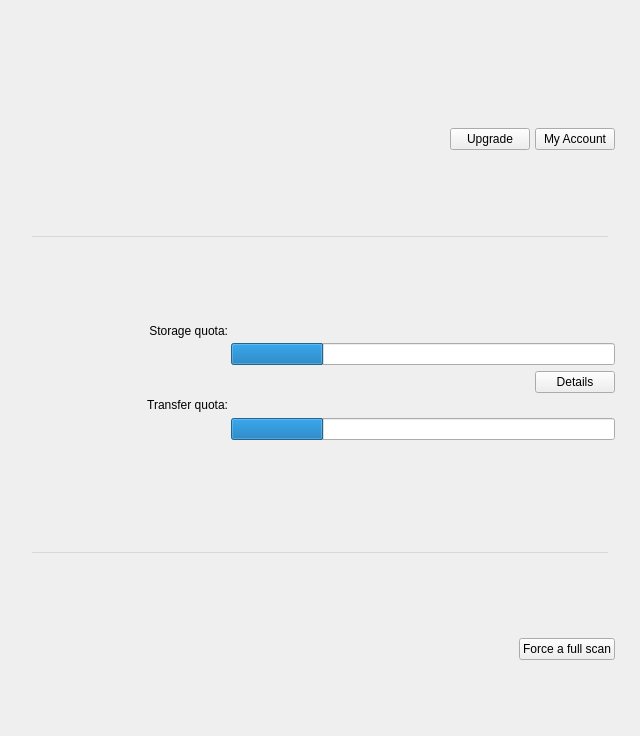
This is src/MEGASync/gui/macx/SettingsDialog.ui in meganz/MEGAsync as Qt 5 draws it before an edit. The edited form follows.
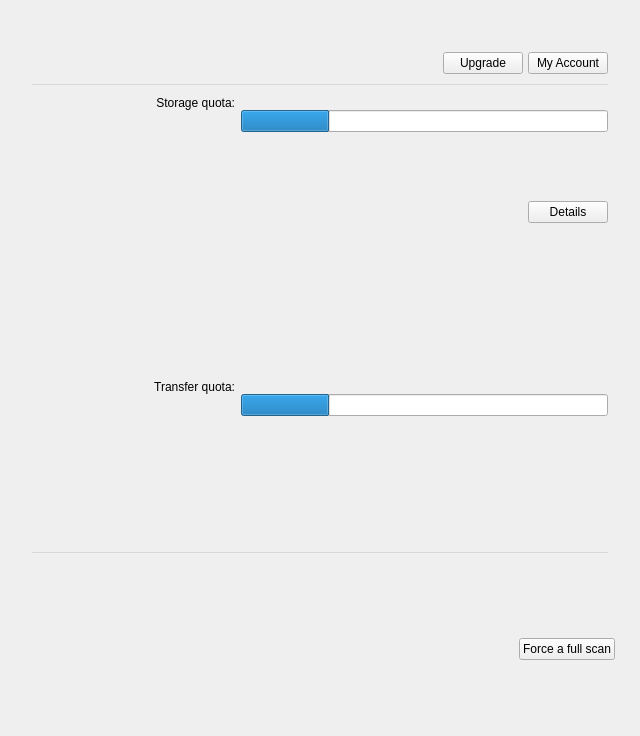
This is the edited form. Icons and pictures are not drawn. Custom widgets are drawn as their Qt base class.

Commit message: Layout storage and transfer widgets. Initial support to business layout.

```diff
--- a/src/MEGASync/gui/macx/SettingsDialog.ui
+++ b/src/MEGASync/gui/macx/SettingsDialog.ui
@@ -1591,6 +1591,9 @@
        <property name="rightMargin">
         <number>0</number>
        </property>
+       <property name="bottomMargin">
+        <number>0</number>
+       </property>
        <item>
         <widget class="QWidget" name="gAccountInfo" native="true">
          <property name="sizePolicy">
@@ -1613,13 +1616,13 @@
          </property>
          <layout class="QVBoxLayout" name="verticalLayout_2">
           <property name="leftMargin">
-           <number>25</number>
+           <number>32</number>
           </property>
           <property name="topMargin">
            <number>0</number>
           </property>
           <property name="rightMargin">
-           <number>25</number>
+           <number>32</number>
           </property>
           <property name="bottomMargin">
            <number>0</number>
@@ -1632,6 +1635,76 @@
             <property name="rightMargin">
              <number>0</number>
             </property>
+            <property name="verticalSpacing">
+             <number>0</number>
+            </property>
+            <item row="0" column="0" colspan="2">
+             <widget class="QWidget" name="wContainerAvatar" native="true">
+              <layout class="QHBoxLayout" name="horizontalLayout_3">
+               <property name="leftMargin">
+                <number>0</number>
+               </property>
+               <property name="topMargin">
+                <number>0</number>
+               </property>
+               <property name="rightMargin">
+                <number>0</number>
+               </property>
+               <property name="bottomMargin">
+                <number>0</number>
+               </property>
+               <item>
+                <spacer name="horizontalSpacer_14">
+                 <property name="orientation">
+                  <enum>Qt::Horizontal</enum>
+                 </property>
+                 <property name="sizeHint" stdset="0">
+                  <size>
+                   <width>40</width>
+                   <height>20</height>
+                  </size>
+                 </property>
+                </spacer>
+               </item>
+               <item>
+                <layout class="QVBoxLayout" name="verticalLayout_6">
+                 <item>
+                  <widget class="AvatarWidget" name="wAvatar" native="true">
+                   <property name="minimumSize">
+                    <size>
+                     <width>36</width>
+                     <height>36</height>
+                    </size>
+                   </property>
+                   <property name="maximumSize">
+                    <size>
+                     <width>36</width>
+                     <height>36</height>
+                    </size>
+                   </property>
+                   <property name="styleSheet">
+                    <string notr="true"/>
+                   </property>
+                  </widget>
+                 </item>
+                 <item>
+                  <spacer name="verticalSpacer_2">
+                   <property name="orientation">
+                    <enum>Qt::Vertical</enum>
+                   </property>
+                   <property name="sizeHint" stdset="0">
+                    <size>
+                     <width>5</width>
+                     <height>5</height>
+                    </size>
+                   </property>
+                  </spacer>
+                 </item>
+                </layout>
+               </item>
+              </layout>
+             </widget>
+            </item>
             <item row="0" column="2">
              <widget class="QWidget" name="wDetails" native="true">
               <layout class="QGridLayout" name="gridLayout_10">
@@ -1775,73 +1848,6 @@
               </layout>
              </widget>
             </item>
-            <item row="0" column="0" colspan="2">
-             <widget class="QWidget" name="wContainerAvatar" native="true">
-              <layout class="QHBoxLayout" name="horizontalLayout_3">
-               <property name="leftMargin">
-                <number>0</number>
-               </property>
-               <property name="topMargin">
-                <number>0</number>
-               </property>
-               <property name="rightMargin">
-                <number>0</number>
-               </property>
-               <property name="bottomMargin">
-                <number>0</number>
-               </property>
-               <item>
-                <spacer name="horizontalSpacer_14">
-                 <property name="orientation">
-                  <enum>Qt::Horizontal</enum>
-                 </property>
-                 <property name="sizeHint" stdset="0">
-                  <size>
-                   <width>40</width>
-                   <height>20</height>
-                  </size>
-                 </property>
-                </spacer>
-               </item>
-               <item>
-                <layout class="QVBoxLayout" name="verticalLayout_6">
-                 <item>
-                  <widget class="AvatarWidget" name="wAvatar" native="true">
-                   <property name="minimumSize">
-                    <size>
-                     <width>36</width>
-                     <height>36</height>
-                    </size>
-                   </property>
-                   <property name="maximumSize">
-                    <size>
-                     <width>36</width>
-                     <height>36</height>
-                    </size>
-                   </property>
-                   <property name="styleSheet">
-                    <string notr="true"/>
-                   </property>
-                  </widget>
-                 </item>
-                 <item>
-                  <spacer name="verticalSpacer_2">
-                   <property name="orientation">
-                    <enum>Qt::Vertical</enum>
-                   </property>
-                   <property name="sizeHint" stdset="0">
-                    <size>
-                     <width>5</width>
-                     <height>5</height>
-                    </size>
-                   </property>
-                  </spacer>
-                 </item>
-                </layout>
-               </item>
-              </layout>
-             </widget>
-            </item>
            </layout>
           </item>
          </layout>
@@ -1889,75 +1895,47 @@
         </widget>
        </item>
        <item>
-        <widget class="QWidget" name="gStorageSpace" native="true">
-         <property name="sizePolicy">
-          <sizepolicy hsizetype="Preferred" vsizetype="Maximum">
-           <horstretch>0</horstretch>
-           <verstretch>0</verstretch>
-          </sizepolicy>
-         </property>
-         <property name="minimumSize">
-          <size>
-           <width>0</width>
-           <height>0</height>
-          </size>
-         </property>
-         <property name="maximumSize">
-          <size>
-           <width>16777215</width>
-           <height>16777215</height>
-          </size>
-         </property>
-         <property name="styleSheet">
-          <string notr="true"/>
-         </property>
+        <widget class="QWidget" name="wContainerUsageStats" native="true">
          <layout class="QVBoxLayout" name="verticalLayout_7">
           <property name="spacing">
-           <number>5</number>
+           <number>-1</number>
           </property>
           <property name="leftMargin">
-           <number>25</number>
+           <number>0</number>
           </property>
           <property name="topMargin">
            <number>0</number>
           </property>
           <property name="rightMargin">
-           <number>25</number>
+           <number>0</number>
           </property>
           <property name="bottomMargin">
            <number>0</number>
           </property>
           <item>
-           <widget class="QWidget" name="wAccountStorageDetailsLeft" native="true">
-            <property name="minimumSize">
-             <size>
-              <width>0</width>
-              <height>0</height>
-             </size>
+           <widget class="QWidget" name="gStorageQuota" native="true">
+            <property name="styleSheet">
+             <string notr="true"/>
             </property>
-            <property name="maximumSize">
-             <size>
-              <width>16777215</width>
-              <height>16777215</height>
-             </size>
-            </property>
-            <layout class="QHBoxLayout" name="horizontalLayout_4">
-             <property name="spacing">
-              <number>3</number>
-             </property>
+            <layout class="QVBoxLayout" name="verticalLayout_27">
              <property name="leftMargin">
-              <number>0</number>
+              <number>32</number>
              </property>
              <property name="topMargin">
               <number>0</number>
              </property>
              <property name="rightMargin">
-              <number>0</number>
+              <number>32</number>
              </property>
              <property name="bottomMargin">
               <number>0</number>
              </property>
              <item>
+              <layout class="QGridLayout" name="gridLayout_12">
+               <property name="verticalSpacing">
+                <number>0</number>
+               </property>
+               <item row="0" column="0">
               <widget class="QLabel" name="lStorageQuota">
                <property name="maximumSize">
                 <size>
@@ -1973,7 +1951,7 @@
                </property>
               </widget>
              </item>
-             <item>
+               <item row="0" column="1">
               <widget class="QLabel" name="lStorage">
                <property name="sizePolicy">
                 <sizepolicy hsizetype="Preferred" vsizetype="Maximum">
@@ -1999,32 +1977,14 @@
                </property>
               </widget>
              </item>
-            </layout>
-           </widget>
-          </item>
-          <item>
-           <widget class="QWidget" name="wAccountStorageDetailsRight" native="true">
-            <property name="sizePolicy">
-             <sizepolicy hsizetype="Preferred" vsizetype="Preferred">
-              <horstretch>0</horstretch>
-              <verstretch>0</verstretch>
-             </sizepolicy>
-            </property>
-            <layout class="QVBoxLayout" name="verticalLayout_27">
-             <property name="leftMargin">
-              <number>206</number>
-             </property>
-             <property name="topMargin">
-              <number>0</number>
-             </property>
-             <property name="rightMargin">
-              <number>0</number>
-             </property>
-             <property name="bottomMargin">
-              <number>0</number>
-             </property>
-             <item>
+               <item row="1" column="1">
               <widget class="QProgressBar" name="pStorageQuota">
+                 <property name="sizePolicy">
+                  <sizepolicy hsizetype="Minimum" vsizetype="Fixed">
+                   <horstretch>0</horstretch>
+                   <verstretch>0</verstretch>
+                  </sizepolicy>
+                 </property>
                <property name="minimumSize">
                 <size>
                  <width>0</width>
@@ -2048,10 +2008,10 @@
                </property>
               </widget>
              </item>
-             <item>
-              <widget class="QWidget" name="wStorageDetails" native="true">
+               <item row="2" column="0" colspan="2">
+                <widget class="QWidget" name="wAccountStorageDetailsRight" native="true">
                <property name="sizePolicy">
-                <sizepolicy hsizetype="Preferred" vsizetype="Maximum">
+                  <sizepolicy hsizetype="Preferred" vsizetype="Preferred">
                  <horstretch>0</horstretch>
                  <verstretch>0</verstretch>
                 </sizepolicy>
@@ -2059,22 +2019,10 @@
                <property name="minimumSize">
                 <size>
                  <width>0</width>
-                 <height>0</height>
-                </size>
-               </property>
-               <property name="maximumSize">
-                <size>
-                 <width>16777215</width>
-                 <height>16777215</height>
-                </size>
-               </property>
-               <property name="styleSheet">
-                <string notr="true"/>
-               </property>
-               <layout class="QHBoxLayout" name="horizontalLayout_5">
-                <property name="spacing">
-                 <number>10</number>
-                </property>
+                   <height>32</height>
+                  </size>
+                 </property>
+                 <layout class="QHBoxLayout" name="horizontalLayout_4">
                 <property name="leftMargin">
                  <number>0</number>
                 </property>
@@ -2098,7 +2046,7 @@
                   <property name="sizeHint" stdset="0">
                    <size>
                     <width>32</width>
-                    <height>0</height>
+                      <height>20</height>
                    </size>
                   </property>
                  </spacer>
@@ -2108,51 +2056,71 @@
                   <property name="text">
                    <string>Details</string>
                   </property>
-                  <property name="autoDefault">
-                   <bool>false</bool>
-                  </property>
                  </widget>
                 </item>
                </layout>
               </widget>
+               </item>
+              </layout>
              </item>
             </layout>
            </widget>
           </item>
           <item>
-           <widget class="QWidget" name="gBandwidthQuota" native="true">
+           <widget class="QWidget" name="gTransferQuota" native="true">
+            <property name="styleSheet">
+             <string notr="true"/>
+            </property>
             <layout class="QVBoxLayout" name="verticalLayout">
              <property name="leftMargin">
-              <number>0</number>
+              <number>32</number>
              </property>
              <property name="topMargin">
               <number>0</number>
              </property>
              <property name="rightMargin">
-              <number>0</number>
+              <number>32</number>
              </property>
              <property name="bottomMargin">
               <number>0</number>
              </property>
              <item>
-              <widget class="QWidget" name="wAccountTransferDetailsLeft" native="true">
-               <layout class="QHBoxLayout" name="horizontalLayout_16">
-                <property name="spacing">
-                 <number>6</number>
-                </property>
-                <property name="leftMargin">
+              <layout class="QGridLayout" name="gridLayout_13">
+               <property name="verticalSpacing">
                  <number>0</number>
                 </property>
-                <property name="topMargin">
-                 <number>0</number>
-                </property>
-                <property name="rightMargin">
-                 <number>0</number>
-                </property>
-                <property name="bottomMargin">
-                 <number>0</number>
-                </property>
-                <item>
+               <item row="1" column="1">
+                <widget class="QProgressBar" name="pTransferQuota">
+                 <property name="sizePolicy">
+                  <sizepolicy hsizetype="Minimum" vsizetype="Fixed">
+                   <horstretch>0</horstretch>
+                   <verstretch>0</verstretch>
+                  </sizepolicy>
+                 </property>
+                 <property name="minimumSize">
+                  <size>
+                   <width>0</width>
+                   <height>0</height>
+                  </size>
+                 </property>
+                 <property name="maximumSize">
+                  <size>
+                   <width>16777215</width>
+                   <height>16777215</height>
+                  </size>
+                 </property>
+                 <property name="styleSheet">
+                  <string notr="true"/>
+                 </property>
+                 <property name="value">
+                  <number>24</number>
+                 </property>
+                 <property name="textVisible">
+                  <bool>false</bool>
+                 </property>
+                </widget>
+               </item>
+               <item row="0" column="0">
                  <widget class="QLabel" name="lTransfer">
                   <property name="maximumSize">
                    <size>
@@ -2166,66 +2134,35 @@
                   <property name="alignment">
                    <set>Qt::AlignRight|Qt::AlignTrailing|Qt::AlignVCenter</set>
                   </property>
-                  <property name="wordWrap">
-                   <bool>true</bool>
-                  </property>
-                 </widget>
-                </item>
-                <item>
+                </widget>
+               </item>
+               <item row="0" column="1">
                  <widget class="QLabel" name="lBandwidth">
-                  <property name="text">
-                   <string/>
-                  </property>
-                  <property name="alignment">
-                   <set>Qt::AlignLeading|Qt::AlignLeft|Qt::AlignVCenter</set>
-                  </property>
-                 </widget>
-                </item>
-               </layout>
-              </widget>
-             </item>
-             <item>
-              <widget class="QWidget" name="wAccountTransferDetailsRight" native="true">
-               <layout class="QVBoxLayout" name="verticalLayout_31">
-                <property name="leftMargin">
-                 <number>206</number>
-                </property>
-                <property name="topMargin">
-                 <number>0</number>
-                </property>
-                <property name="rightMargin">
-                 <number>0</number>
-                </property>
-                <property name="bottomMargin">
-                 <number>0</number>
-                </property>
-                <item>
-                 <widget class="QProgressBar" name="pTransferQuota">
+                 <property name="sizePolicy">
+                  <sizepolicy hsizetype="Preferred" vsizetype="Maximum">
+                   <horstretch>0</horstretch>
+                   <verstretch>0</verstretch>
+                  </sizepolicy>
+                 </property>
                   <property name="minimumSize">
                    <size>
                     <width>0</width>
                     <height>0</height>
                    </size>
                   </property>
-                  <property name="maximumSize">
-                   <size>
-                    <width>16777215</width>
-                    <height>16777215</height>
-                   </size>
+                 <property name="focusPolicy">
+                  <enum>Qt::StrongFocus</enum>
                   </property>
                   <property name="styleSheet">
+                  <string notr="true">margin-left: 1px;
+</string>
+                 </property>
+                 <property name="text">
                    <string notr="true"/>
                   </property>
-                  <property name="value">
-                   <number>24</number>
-                  </property>
-                  <property name="textVisible">
-                   <bool>false</bool>
-                  </property>
                  </widget>
                 </item>
                </layout>
-              </widget>
              </item>
             </layout>
            </widget>
@@ -2234,7 +2171,7 @@
         </widget>
        </item>
        <item>
-        <spacer name="verticalSpacerAccount">
+        <spacer name="verticalSpacer_4">
          <property name="orientation">
           <enum>Qt::Vertical</enum>
          </property>
@@ -2244,7 +2181,7 @@
          <property name="sizeHint" stdset="0">
           <size>
            <width>20</width>
-           <height>10</height>
+           <height>40</height>
           </size>
          </property>
         </spacer>
```
Left out of the diff: 1 changed line with no effect on the pictures. Lines whose indentation alone changed are shown as unchanged. The commit also changes 1 other file.
